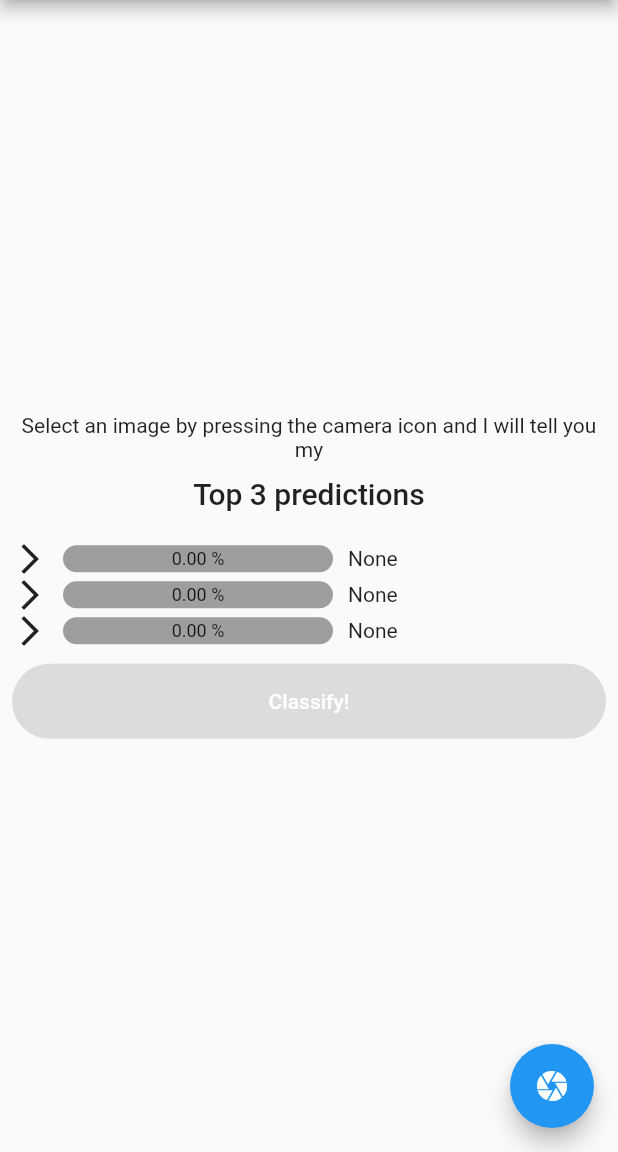
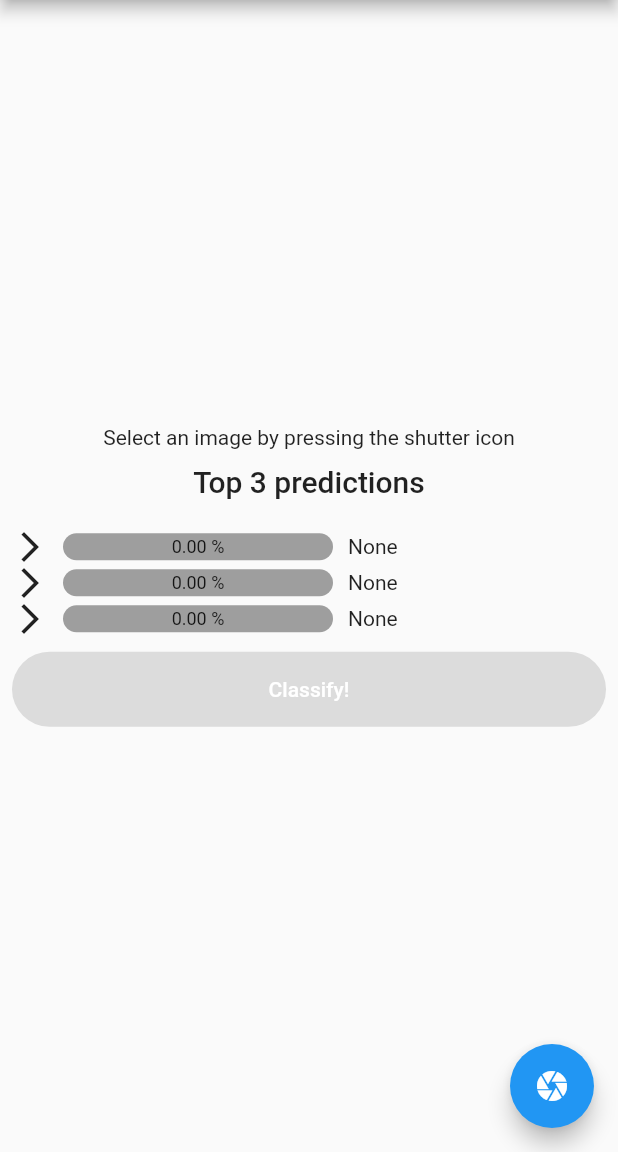
Before and after one commit to dnth/flutter_pet_classifier, a Flutter app: the screen it shows after launch, on a phone screen of 412 x 824 dp, the part 84-1236 px from its top. Run offline on Flutter 3.47's test engine with Material 2 defaults, Android fonts, the phone set to English and light mode, and no system bars; drawn by our look-alikes of percent_indicator, rounded_loading_button; our stand-ins replace image_cropper, image_picker.

Commit message:
shutter icon

```diff
--- a/lib/main.dart
+++ b/lib/main.dart
@@ -137,12 +137,19 @@ class _MyHomePageState extends State<MyHomePage> {
             children: <Widget>[
               imageURI == null && imageURIWeb == null
                   ? const Text(
-                      'Select an image by pressing the camera icon and I will tell you my',
+                      'Select an image by pressing the shutter icon',
                       textAlign: TextAlign.center,
                     )
                   : kIsWeb
                       ? SizedBox(
-                          height: 300, child: Image.network(imageURIWeb!))
+                          height: 300,
+                          child: AspectRatio(
+                            aspectRatio: 1,
+                            child: Image.network(
+                              imageURIWeb!,
+                              fit: BoxFit.cover,
+                            ),
+                          ))
                       : Image.file(imageURI!, height: 300, fit: BoxFit.cover),
               const SizedBox(
                 height: 10,
```
